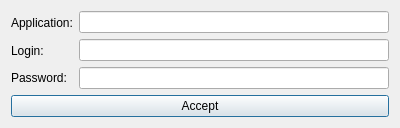
Before: the Qt Designer form addnewnote.ui in WhiteFunk/Password_Manager, drawn with Qt 5.
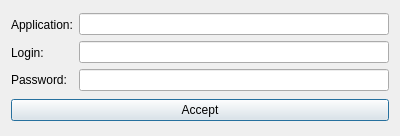
After: the same form once the commit is applied.

The edit to the form file:
```diff
--- a/addnewnote.ui
+++ b/addnewnote.ui
@@ -7,7 +7,7 @@
     <x>0</x>
     <y>0</y>
     <width>400</width>
-    <height>128</height>
+    <height>136</height>
    </rect>
   </property>
   <property name="windowTitle">
@@ -135,6 +135,9 @@
    </item>
    <item>
     <widget class="QPushButton" name="pushButton">
+     <property name="styleSheet">
+      <string notr="true">font: 11pt &quot;Tw Cen MT Condensed Extra Bold&quot;;</string>
+     </property>
      <property name="text">
       <string>Accept</string>
      </property>
```
Left out of the diff: 7 changed lines with no effect on the pictures.
